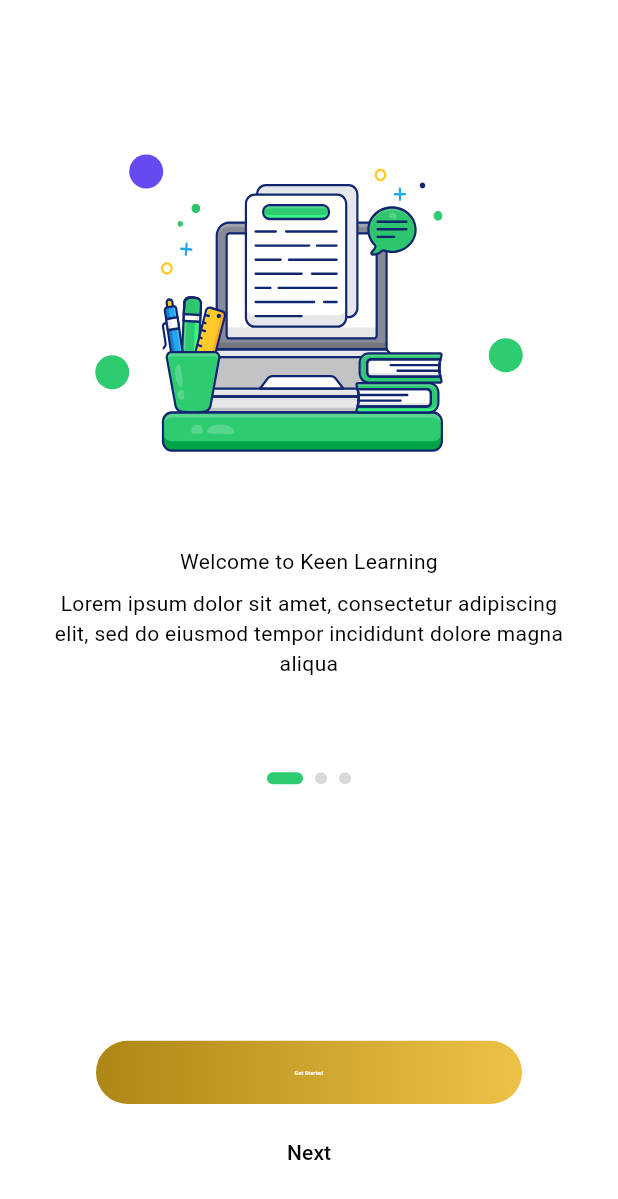
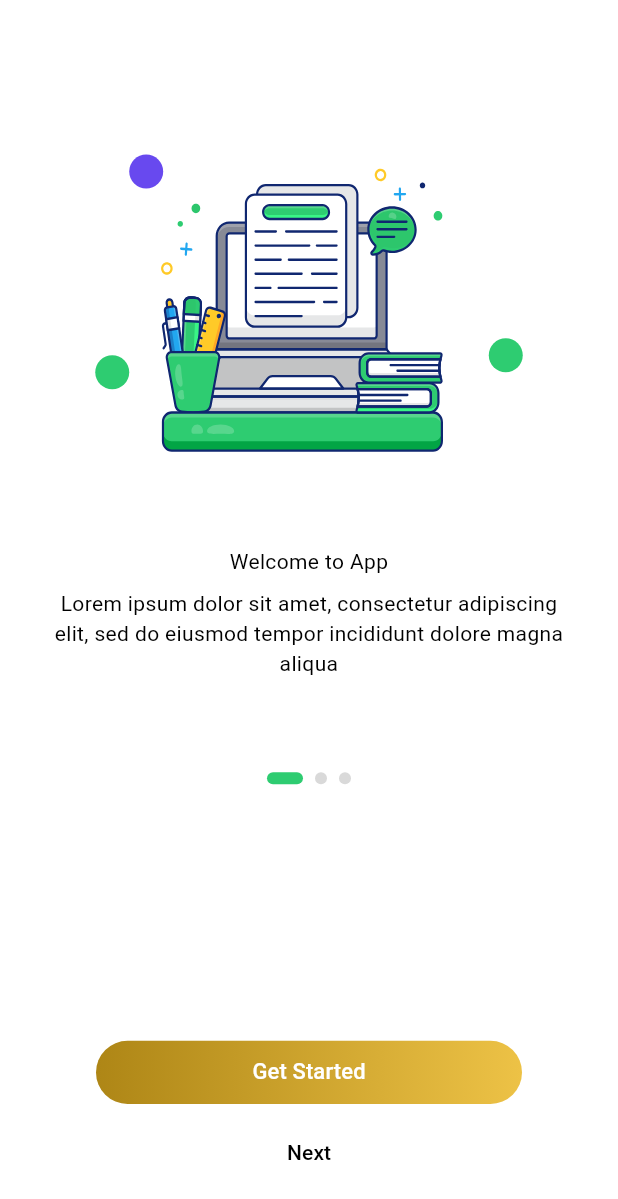
Before and after one commit to lubshad/starter, a Flutter app: the screen it shows after launch, on a phone screen of 412 x 824 dp. Shown: the top 1199 px of the screen. Run offline on Flutter 3.47's test engine with Material 3 defaults, Android fonts, the phone set to English and light mode, and no system bars; our stand-ins replace auto_size_text, cached_network_image, cloud_firestore, connectivity_plus, cookie_jar, country_code_picker and 30 more; accounts and stored records are empty; generated files the repository leaves out were written again.

Commit message:
keen learning removed .. size util fix

```diff
--- a/lib/features/authentication/landing_screen/landing_screen.dart
+++ b/lib/features/authentication/landing_screen/landing_screen.dart
@@ -56,19 +56,19 @@ class _LandingPageState extends State<LandingPage> {
               LandingScreenItem(
                 description:
                     "Lorem ipsum dolor sit amet, consectetur adipiscing elit, sed do eiusmod tempor incididunt dolore magna aliqua",
-                title: "Welcome to Keen Learning",
+                title: "Welcome to App",
                 image: Assets.svgs.landingOne,
               ),
               LandingScreenItem(
                 description:
                     "Lorem ipsum dolor sit amet, consectetur adipiscing elit, sed do eiusmod tempor incididunt dolore magna aliqua",
-                title: "Welcome to Keen Learning",
+                title: "Welcome to App",
                 image: Assets.svgs.landingTwo,
               ),
               LandingScreenItem(
                 description:
                     "Lorem ipsum dolor sit amet, consectetur adipiscing elit, sed do eiusmod tempor incididunt dolore magna aliqua",
-                title: "Welcome to Keen Learning",
+                title: "Welcome to App",
                 image: Assets.svgs.landingThree,
               ),
             ],
--- a/lib/main.dart
+++ b/lib/main.dart
@@ -74,6 +74,7 @@ class _MyAppState extends State<MyApp> {
     return Sizer(builder:
         (BuildContext context, Orientation orientation, DeviceType deviceType) {
       return MaterialApp(
+
         localizationsDelegates: const [
           CountryLocalizations.delegate,
           GlobalMaterialLocalizations.delegate,
--- a/lib/services/size_utils.dart
+++ b/lib/services/size_utils.dart
@@ -3,8 +3,8 @@ import 'package:flutter/material.dart';
 
 // These are the Viewport values of your Figma Design.
 // These are used in the code as a reference to create your UI Responsively.
-const num FIGMA_DESIGN_WIDTH = 1728;
-const num FIGMA_DESIGN_HEIGHT = 1117;
+const num FIGMA_DESIGN_WIDTH = 390;
+const num FIGMA_DESIGN_HEIGHT = 844;
 const num FIGMA_DESIGN_STATUS_BAR = 0;
 typedef ResponsiveBuild = Widget Function(
   BuildContext context,
```
